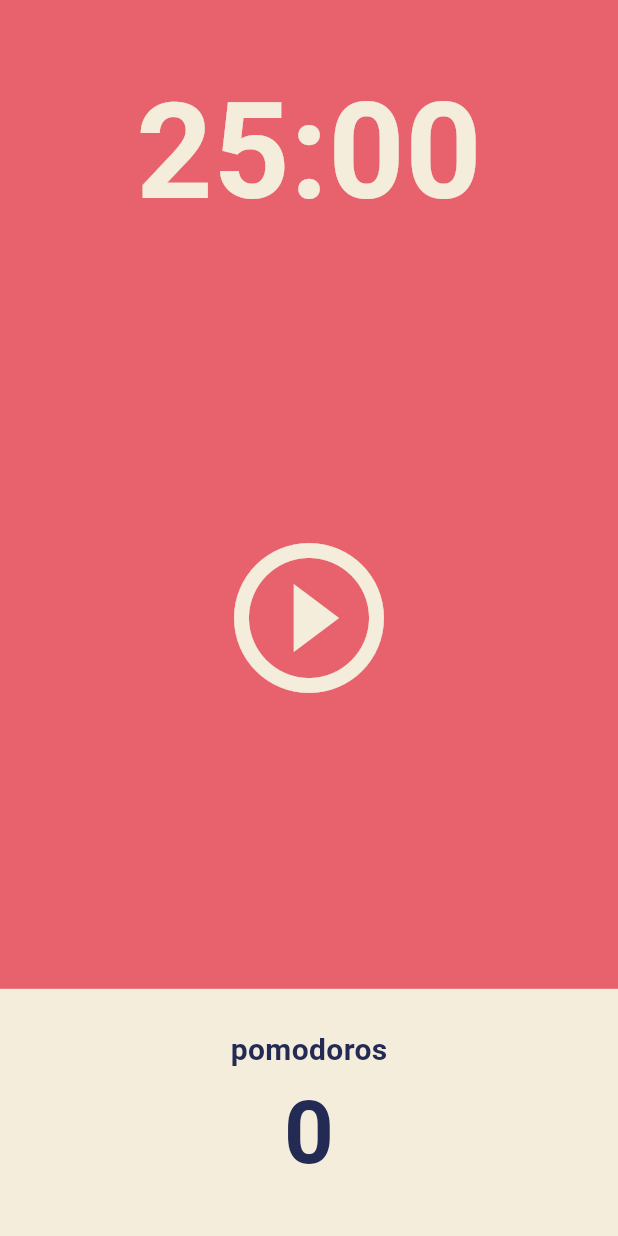
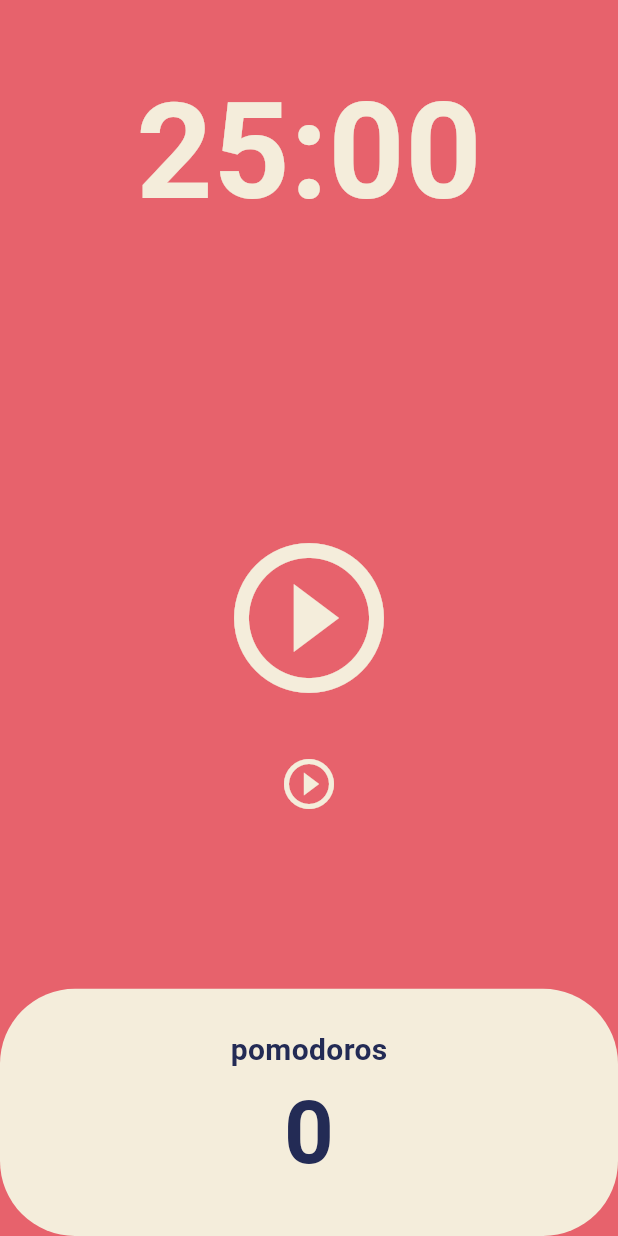
Before and after one commit to lips85/pomo_nomad, a Flutter app: the screen it shows after launch, on a phone screen of 412 x 824 dp. Run offline on Flutter 3.47's test engine with Material 3 defaults, Android fonts, the phone set to English and light mode, and no system bars.

Commit message:
변경중

```diff
--- a/lib/screens/home_screen.dart
+++ b/lib/screens/home_screen.dart
@@ -1,3 +1,5 @@
+import 'dart:async';
+
 import 'package:flutter/material.dart';
 
 class HomeScreen extends StatefulWidget {
@@ -8,6 +10,58 @@
 }
 
 class _HomeScreenState extends State<HomeScreen> {
+  static const twentyFiveMinutes = 1500;
+  int totalSeconds = twentyFiveMinutes;
+  bool isRunning = false;
+  bool isReset = false;
+  late Timer timer;
+  int totalPomodoros = 0;
+
+  void onTick(Timer timer) {
+    if (totalSeconds == 0) {
+      setState(() {
+        totalSeconds = twentyFiveMinutes;
+        totalPomodoros = totalPomodoros + 1;
+        isRunning = false;
+      });
+      timer.cancel();
+    } else {
+      setState(() {
+        totalSeconds = totalSeconds - 1;
+      });
+    }
+  }
+
+  void onStartPressed() {
+    timer = Timer.periodic(
+      const Duration(seconds: 1),
+      onTick,
+    );
+    setState(() {
+      isRunning = true;
+    });
+  }
+
+  void onPausePressed() {
+    timer.cancel();
+    setState(() {
+      isRunning = false;
+    });
+  }
+
+  void onResetPressed() {
+    timer.cancel();
+    setState(() {
+      totalSeconds = twentyFiveMinutes;
+      isRunning = !isRunning;
+    });
+  }
+
+  String format(int seconds) {
+    var duration = Duration(seconds: seconds);
+    return duration.toString().split('.').first.substring(2, 7);
+  }
+
   @override
   Widget build(BuildContext context) {
     return Scaffold(
@@ -19,7 +73,7 @@
             child: Container(
               alignment: Alignment.bottomCenter,
               child: Text(
-                "25:00",
+                format(totalSeconds),
                 style: TextStyle(
                   color: Theme.of(context).cardColor,
                   fontSize: 89,
@@ -28,15 +82,34 @@
               ),
             ),
           ),
+          const Flexible(
+            flex: 1,
+            child: Center(),
+          ),
           Flexible(
-            flex: 3,
+            flex: 1,
             child: Center(
                 child: IconButton(
               iconSize: 120,
               color: Theme.of(context).cardColor,
-              onPressed: () {},
-              icon: const Icon(Icons.play_circle_outline),
+              onPressed: isRunning ? onPausePressed : onStartPressed,
+              icon: Icon(isRunning
+                  ? Icons.pause_circle_filled_outlined
+                  : Icons.play_circle_outline),
             )),
+          ),
+          Flexible(
+            flex: 1,
+            child: Container(
+                alignment: Alignment.topCenter,
+                child: IconButton(
+                  iconSize: 40,
+                  color: Theme.of(context).cardColor,
+                  onPressed: isRunning ? onPausePressed : onStartPressed,
+                  icon: Icon(isRunning
+                      ? Icons.pause_circle_filled_outlined
+                      : Icons.play_circle_outline),
+                )),
           ),
           Flexible(
             flex: 1,
@@ -46,6 +119,7 @@
                   child: Container(
                     decoration: BoxDecoration(
                       color: Theme.of(context).cardColor,
+                      borderRadius: BorderRadius.circular(50),
                     ),
                     child: Column(
                       mainAxisAlignment: MainAxisAlignment.center,
@@ -60,7 +134,7 @@
                           ),
                         ),
                         Text(
-                          "0",
+                          "$totalPomodoros",
                           style: TextStyle(
                             fontSize: 58,
                             fontWeight: FontWeight.w600,
```
